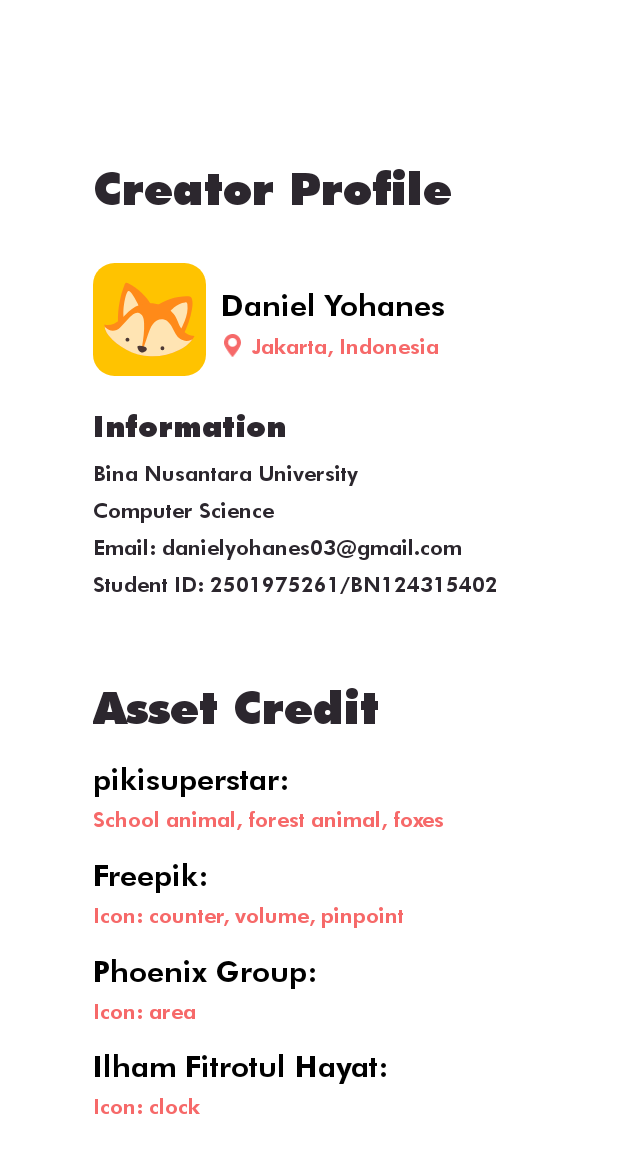
After one commit to Scleepy/LnTFinalProject_Mobile-A_Daniel-Yohanes, an Android app: the CreatorProfile screen opened directly, with no data from a screen before it, on a phone screen of 412 x 824 dp. The commit adds this screen. Shown: the top 1153 px of the screen. Run offline under Robolectric (Android 15) with nearby library versions, the phone set to English and light mode, and no system bars.

Commit message:
Added Creator Profile + Asset Credits

```diff
--- a/app/src/main/AndroidManifest.xml
+++ b/app/src/main/AndroidManifest.xml
@@ -9,6 +9,9 @@
         android:roundIcon="@mipmap/ic_launcher_round"
         android:supportsRtl="true"
         android:theme="@style/Theme.CourseApplication">
+        <activity
+            android:name=".CreatorProfile"
+            android:exported="false" />
         <activity
             android:name=".UserProfile"
             android:exported="false" />
--- /dev/null
+++ b/app/src/main/java/com/daniel/courseapplication/CreatorProfile.java
@@ -0,0 +1,29 @@
+package com.daniel.courseapplication;
+
+import androidx.appcompat.app.AppCompatActivity;
+
+import android.os.Build;
+import android.os.Bundle;
+import android.view.View;
+import android.view.Window;
+import android.view.WindowManager;
+
+public class CreatorProfile extends AppCompatActivity {
+
+    @Override
+    protected void onCreate(Bundle savedInstanceState) {
+        super.onCreate(savedInstanceState);
+
+        Window window = getWindow();
+
+        View view = window.getDecorView();
+
+        window.addFlags(WindowManager.LayoutParams.FLAG_TRANSLUCENT_STATUS);
+
+        if (Build.VERSION.SDK_INT >= 27) {
+            view.setSystemUiVisibility(View.SYSTEM_UI_FLAG_LIGHT_STATUS_BAR | View.SYSTEM_UI_FLAG_LIGHT_NAVIGATION_BAR);
+        }
+
+        setContentView(R.layout.activity_creatorprofile);
+    }
+}
--- a/app/src/main/java/com/daniel/courseapplication/HomeScreen.java
+++ b/app/src/main/java/com/daniel/courseapplication/HomeScreen.java
@@ -132,6 +132,8 @@ public class HomeScreen extends AppCompatActivity {
             }
         });
 
+
+
         appbar = findViewById(R.id.appbar);
         setSupportActionBar(appbar);
         setTitle("");
@@ -157,6 +159,11 @@ public class HomeScreen extends AppCompatActivity {
 
     public void openProfile(View view){
         Intent intent = new Intent(view.getContext(), UserProfile.class);
+        startActivity(intent);
+    }
+
+    public void openCreator(View view){
+        Intent intent = new Intent(view.getContext(), CreatorProfile.class);
         startActivity(intent);
     }
 
--- /dev/null
+++ b/app/src/main/res/drawable/pinpoint.xml
@@ -0,0 +1,9 @@
+<vector xmlns:android="http://schemas.android.com/apk/res/android"
+    android:width="679.21dp"
+    android:height="920.59dp"
+    android:viewportWidth="679.21"
+    android:viewportHeight="920.59">
+  <path
+      android:pathData="M357.18,0c8.86,1.13 17.75,2.09 26.58,3.4 112.39,16.64 197.93,74.36 252.21,173.46 54.11,98.79 57.38,201.99 10.13,304.9 -47.96,104.45 -111.66,199.48 -180.51,291.04 -35.09,46.66 -72.35,91.7 -108.88,137.28 -11.12,13.88 -23.3,13.91 -34.52,0.7 -87.21,-102.69 -167.35,-210.54 -236.06,-326.57 -24.86,-41.97 -48.45,-84.75 -65.62,-130.59C-0.56,397.33 -5.35,339.16 5.93,280.33 28.83,161 97.15,76.87 207.46,27.02 241.18,11.77 277.12,3.54 314.26,1.36c2.34,-0.14 4.64,-0.89 6.96,-1.36 11.99,0 23.97,0 35.96,0ZM339.51,514.77c97.22,-0.35 176.33,-79.75 175.77,-176.4 -0.56,-96.79 -79.26,-175.21 -175.97,-175.34 -96.94,-0.13 -176.28,79.11 -176.2,175.98 0.08,96.93 79.55,176.11 176.39,175.75Z"
+      android:fillColor="#f66969"/>
+</vector>
--- /dev/null
+++ b/app/src/main/res/layout/activity_creatorprofile.xml
@@ -0,0 +1,315 @@
+<?xml version="1.0" encoding="utf-8"?>
+<androidx.constraintlayout.widget.ConstraintLayout xmlns:android="http://schemas.android.com/apk/res/android"
+    xmlns:app="http://schemas.android.com/apk/res-auto"
+    xmlns:tools="http://schemas.android.com/tools"
+    android:layout_width="match_parent"
+    android:layout_height="match_parent"
+    tools:context=".UserProfile">
+
+    <androidx.constraintlayout.widget.Guideline
+        android:id="@+id/guidelineTextCreator"
+        android:layout_width="wrap_content"
+        android:layout_height="wrap_content"
+        android:orientation="horizontal"
+        app:layout_constraintGuide_percent="0.13" />
+
+    <androidx.constraintlayout.widget.Guideline
+        android:id="@+id/guidelineCreatorSection"
+        android:layout_width="wrap_content"
+        android:layout_height="wrap_content"
+        android:orientation="horizontal"
+        app:layout_constraintGuide_percent="0.21" />
+
+    <androidx.constraintlayout.widget.Guideline
+        android:id="@+id/guidelineTextInformationCreator"
+        android:layout_width="wrap_content"
+        android:layout_height="wrap_content"
+        android:orientation="horizontal"
+        app:layout_constraintGuide_percent="0.33" />
+
+    <androidx.constraintlayout.widget.Guideline
+        android:id="@+id/guidelineTextAssetCredit"
+        android:layout_width="wrap_content"
+        android:layout_height="wrap_content"
+        android:orientation="horizontal"
+        app:layout_constraintGuide_percent="0.55" />
+
+    <androidx.constraintlayout.widget.ConstraintLayout
+        android:layout_width="0dp"
+        android:layout_height="wrap_content"
+        app:layout_constraintEnd_toEndOf="parent"
+        app:layout_constraintStart_toStartOf="parent"
+        app:layout_constraintTop_toTopOf="@+id/guidelineTextCreator"
+        app:layout_constraintWidth_percent="0.7">
+
+        <TextView
+            android:id="@+id/titleCreator"
+            android:layout_width="0dp"
+            android:layout_height="wrap_content"
+            android:fontFamily="@font/futura_extra_black"
+            android:text="Creator Profile"
+            android:textColor="#2C272E"
+            android:textSize="30sp"
+            app:layout_constraintBottom_toBottomOf="parent"
+            app:layout_constraintStart_toStartOf="parent"
+            app:layout_constraintTop_toTopOf="parent"
+            app:layout_constraintVertical_bias="0.0"/>
+    </androidx.constraintlayout.widget.ConstraintLayout>
+
+
+
+    <androidx.constraintlayout.widget.ConstraintLayout
+        android:layout_width="0dp"
+        android:layout_height="wrap_content"
+        app:layout_constraintBottom_toBottomOf="parent"
+        app:layout_constraintEnd_toEndOf="parent"
+        app:layout_constraintHorizontal_bias="0.504"
+        app:layout_constraintStart_toStartOf="parent"
+        app:layout_constraintTop_toTopOf="@+id/guidelineCreatorSection"
+        app:layout_constraintVertical_bias="0.004"
+        app:layout_constraintWidth_percent="0.7">
+
+        <ImageView
+            android:id="@+id/userIconProfileCreator"
+            android:layout_width="75dp"
+            android:layout_height="75dp"
+            app:layout_constraintBottom_toBottomOf="parent"
+            app:layout_constraintStart_toStartOf="parent"
+            app:layout_constraintTop_toTopOf="parent"
+            app:srcCompat="@drawable/ic_user" />
+
+        <TextView
+            android:id="@+id/creatorName"
+            android:layout_width="wrap_content"
+            android:layout_height="wrap_content"
+            android:layout_marginLeft="10dp"
+            android:layout_marginTop="16dp"
+            android:fontFamily="@font/futura_heavy"
+            android:text="Daniel Yohanes"
+            android:textColor="#000000"
+            android:textSize="20sp"
+            app:layout_constraintStart_toEndOf="@+id/userIconProfileCreator"
+            app:layout_constraintTop_toTopOf="parent" />
+
+        <ImageView
+            android:id="@+id/pinpointIcon"
+            android:layout_width="15dp"
+            android:layout_height="15dp"
+            android:layout_marginLeft="10dp"
+            app:layout_constraintBottom_toBottomOf="parent"
+            app:layout_constraintStart_toEndOf="@+id/userIconProfileCreator"
+            app:layout_constraintTop_toBottomOf="@+id/creatorName"
+            app:layout_constraintVertical_bias="0.333"
+            app:srcCompat="@drawable/pinpoint" />
+
+        <TextView
+            android:id="@+id/locationText"
+            android:layout_width="wrap_content"
+            android:layout_height="wrap_content"
+            android:layout_marginLeft="5dp"
+            android:fontFamily="@font/futura_heavy"
+            android:text="Jakarta, Indonesia"
+            android:textColor="#F66969"
+            android:textSize="14sp"
+            app:layout_constraintBottom_toBottomOf="parent"
+            app:layout_constraintStart_toEndOf="@+id/pinpointIcon"
+            app:layout_constraintTop_toBottomOf="@+id/creatorName"
+            app:layout_constraintVertical_bias="0.32999998" />
+    </androidx.constraintlayout.widget.ConstraintLayout>
+
+
+    <TextView
+        android:id="@+id/titleInformation"
+        android:layout_width="0dp"
+        android:layout_height="wrap_content"
+        android:fontFamily="@font/futura_extra_black"
+        android:text="Information"
+        android:textColor="#2C272E"
+        android:textSize="20sp"
+        app:layout_constraintEnd_toEndOf="parent"
+        app:layout_constraintStart_toStartOf="parent"
+        app:layout_constraintTop_toTopOf="@+id/guidelineTextInformationCreator"
+        app:layout_constraintWidth_percent="0.7" />
+
+    <TextView
+        android:id="@+id/creatorInfo"
+        android:layout_width="0dp"
+        android:layout_height="wrap_content"
+        android:fontFamily="@font/futura_heavy"
+        android:lineSpacingExtra="8sp"
+        android:layout_marginTop="10dp"
+        android:text="@string/creatorString"
+        android:textColor="#2C272E"
+        android:textSize="14sp"
+        app:layout_constraintEnd_toEndOf="parent"
+        app:layout_constraintStart_toStartOf="parent"
+        app:layout_constraintTop_toBottomOf="@+id/titleInformation"
+        app:layout_constraintWidth_percent="0.7" />
+
+    <TextView
+        android:id="@+id/titleAssetCredit"
+        android:layout_width="0dp"
+        android:layout_height="wrap_content"
+        android:fontFamily="@font/futura_extra_black"
+        android:text="Asset Credit"
+        android:textColor="#2C272E"
+        android:textSize="30sp"
+        app:layout_constraintBottom_toBottomOf="parent"
+        app:layout_constraintEnd_toEndOf="parent"
+        app:layout_constraintStart_toStartOf="parent"
+        app:layout_constraintTop_toTopOf="@id/guidelineTextAssetCredit"
+        app:layout_constraintVertical_bias="0.0"
+        app:layout_constraintWidth_percent="0.7" />
+
+
+    <androidx.constraintlayout.widget.ConstraintLayout
+        android:id="@+id/containerCredit1"
+        android:layout_width="0dp"
+        android:layout_height="wrap_content"
+        app:layout_constraintBottom_toBottomOf="parent"
+        app:layout_constraintEnd_toEndOf="parent"
+        app:layout_constraintStart_toStartOf="parent"
+        app:layout_constraintTop_toBottomOf="@+id/titleAssetCredit"
+        app:layout_constraintVertical_bias="0.004"
+        app:layout_constraintWidth_percent="0.7">
+
+        <TextView
+            android:id="@+id/pikisuperstar"
+            android:layout_width="wrap_content"
+            android:layout_height="wrap_content"
+            android:layout_marginTop="16dp"
+            android:fontFamily="@font/futura_heavy"
+            android:text="pikisuperstar:"
+            android:textColor="#000000"
+            android:textSize="20sp"
+            app:layout_constraintStart_toStartOf="parent"
+            app:layout_constraintTop_toTopOf="parent" />
+
+        <TextView
+            android:id="@+id/infoPiki"
+            android:layout_width="wrap_content"
+            android:layout_height="wrap_content"
+            android:fontFamily="@font/futura_heavy"
+            android:text="School animal, forest animal, foxes"
+            android:textColor="#F66969"
+            android:textSize="14sp"
+            android:layout_marginTop="5dp"
+            app:layout_constraintBottom_toBottomOf="parent"
+            app:layout_constraintStart_toStartOf="parent"
+            app:layout_constraintTop_toBottomOf="@+id/pikisuperstar" />
+    </androidx.constraintlayout.widget.ConstraintLayout>
+
+    <androidx.constraintlayout.widget.ConstraintLayout
+        android:id="@+id/containerCredit2"
+        android:layout_width="0dp"
+        android:layout_height="wrap_content"
+        app:layout_constraintBottom_toBottomOf="parent"
+        app:layout_constraintEnd_toEndOf="parent"
+        app:layout_constraintStart_toStartOf="parent"
+        app:layout_constraintTop_toBottomOf="@+id/containerCredit1"
+        app:layout_constraintVertical_bias="0.004"
+        app:layout_constraintWidth_percent="0.7">
+
+        <TextView
+            android:id="@+id/freepik"
+            android:layout_width="wrap_content"
+            android:layout_height="wrap_content"
+            android:layout_marginTop="16dp"
+            android:fontFamily="@font/futura_heavy"
+            android:text="Freepik:"
+            android:textColor="#000000"
+            android:textSize="20sp"
+            app:layout_constraintStart_toStartOf="parent"
+            app:layout_constraintTop_toTopOf="parent" />
+
+        <TextView
+            android:id="@+id/infoFreepik"
+            android:layout_width="wrap_content"
+            android:layout_height="wrap_content"
+            android:fontFamily="@font/futura_heavy"
+            android:text="Icon: counter, volume, pinpoint"
+            android:textColor="#F66969"
+            android:textSize="14sp"
+            android:layout_marginTop="5dp"
+            app:layout_constraintBottom_toBottomOf="parent"
+            app:layout_constraintStart_toStartOf="parent"
+            app:layout_constraintTop_toBottomOf="@+id/freepik" />
+    </androidx.constraintlayout.widget.ConstraintLayout>
+
+    <androidx.constraintlayout.widget.ConstraintLayout
+        android:id="@+id/containerCredit3"
+        android:layout_width="0dp"
+        android:layout_height="wrap_content"
+        app:layout_constraintBottom_toBottomOf="parent"
+        app:layout_constraintEnd_toEndOf="parent"
+        app:layout_constraintStart_toStartOf="parent"
+        app:layout_constraintTop_toBottomOf="@+id/containerCredit2"
+        app:layout_constraintVertical_bias="0.004"
+        app:layout_constraintWidth_percent="0.7">
+
+        <TextView
+            android:id="@+id/phoenixGroup"
+            android:layout_width="wrap_content"
+            android:layout_height="wrap_content"
+            android:layout_marginTop="16dp"
+            android:fontFamily="@font/futura_heavy"
+            android:text="Phoenix Group:"
+            android:textColor="#000000"
+            android:textSize="20sp"
+            app:layout_constraintStart_toStartOf="parent"
+            app:layout_constraintTop_toTopOf="parent" />
+
+        <TextView
+            android:id="@+id/infoPhoenixGroup"
+            android:layout_width="wrap_content"
+            android:layout_height="wrap_content"
+            android:fontFamily="@font/futura_heavy"
+            android:text="Icon: area"
+            android:textColor="#F66969"
+            android:textSize="14sp"
+            android:layout_marginTop="5dp"
+            app:layout_constraintBottom_toBottomOf="parent"
+            app:layout_constraintStart_toStartOf="parent"
+            app:layout_constraintTop_toBottomOf="@+id/phoenixGroup"/>
+    </androidx.constraintlayout.widget.ConstraintLayout>
+
+    <androidx.constraintlayout.widget.ConstraintLayout
+        android:id="@+id/containerCredit4"
+        android:layout_width="0dp"
+        android:layout_height="wrap_content"
+        app:layout_constraintBottom_toBottomOf="parent"
+        app:layout_constraintEnd_toEndOf="parent"
+        app:layout_constraintStart_toStartOf="parent"
+        app:layout_constraintTop_toBottomOf="@+id/containerCredit3"
+        app:layout_constraintVertical_bias="0.004"
+        app:layout_constraintWidth_percent="0.7">
+
+        <TextView
+            android:id="@+id/ilhamF"
+            android:layout_width="wrap_content"
+            android:layout_height="wrap_content"
+            android:layout_marginTop="16dp"
+            android:fontFamily="@font/futura_heavy"
+            android:text="Ilham Fitrotul Hayat:"
+            android:textColor="#000000"
+            android:textSize="20sp"
+            app:layout_constraintStart_toStartOf="parent"
+            app:layout_constraintTop_toTopOf="parent" />
+
+        <TextView
+            android:id="@+id/infoilhamF"
+            android:layout_width="wrap_content"
+            android:layout_height="wrap_content"
+            android:fontFamily="@font/futura_heavy"
+            android:text="Icon: clock"
+            android:textColor="#F66969"
+            android:textSize="14sp"
+            android:layout_marginTop="5dp"
+            app:layout_constraintBottom_toBottomOf="parent"
+            app:layout_constraintStart_toStartOf="parent"
+            app:layout_constraintTop_toBottomOf="@+id/ilhamF"/>
+    </androidx.constraintlayout.widget.ConstraintLayout>
+
+
+
+</androidx.constraintlayout.widget.ConstraintLayout>
--- a/app/src/main/res/layout/activity_home_screen.xml
+++ b/app/src/main/res/layout/activity_home_screen.xml
@@ -90,7 +90,7 @@
                 android:layout_width="match_parent"
                 android:layout_height="wrap_content"
                 android:orientation="vertical"
-                app:layout_constraintGuide_percent="0.1" />
+                app:layout_constraintGuide_percent="0.06" />
 
             <androidx.constraintlayout.widget.ConstraintLayout
                 android:id="@+id/userContainer"
@@ -155,13 +155,15 @@
 
             <ImageView
                 android:id="@+id/optionMore"
-                android:layout_width="10dp"
+                android:layout_width="40dp"
                 android:layout_height="0dp"
+                android:onClick="openCreator"
                 app:layout_constraintBottom_toBottomOf="parent"
                 app:layout_constraintHeight_percent="0.2"
                 app:layout_constraintStart_toStartOf="@id/guidelineContentStart"
                 app:layout_constraintTop_toTopOf="parent"
                 app:srcCompat="@drawable/more">
+
             </ImageView>
 
 
--- a/app/src/main/res/layout/activity_user_profile.xml
+++ b/app/src/main/res/layout/activity_user_profile.xml
@@ -50,7 +50,7 @@
             app:layout_constraintBottom_toBottomOf="parent"
             app:layout_constraintStart_toStartOf="parent"
             app:layout_constraintTop_toTopOf="parent"
-            app:layout_constraintVertical_bias="0.461"
+
             app:srcCompat="@drawable/backbutton" />
 
         <TextView
--- a/app/src/main/res/values/strings.xml
+++ b/app/src/main/res/values/strings.xml
@@ -14,4 +14,5 @@
 
     <string name="hello_first_fragment">Hello first fragment</string>
     <string name="hello_second_fragment">Hello second fragment. Arg: %1$s</string>
+    <string name="creatorString">Bina Nusantara University\nComputer Science\nEmail: danielyohanes03@gmail.com\nStudent ID: 2501975261/BN124315402</string>
 </resources>
```
Also changed, not shown: app/src/main/res/drawable/information.png (added).
